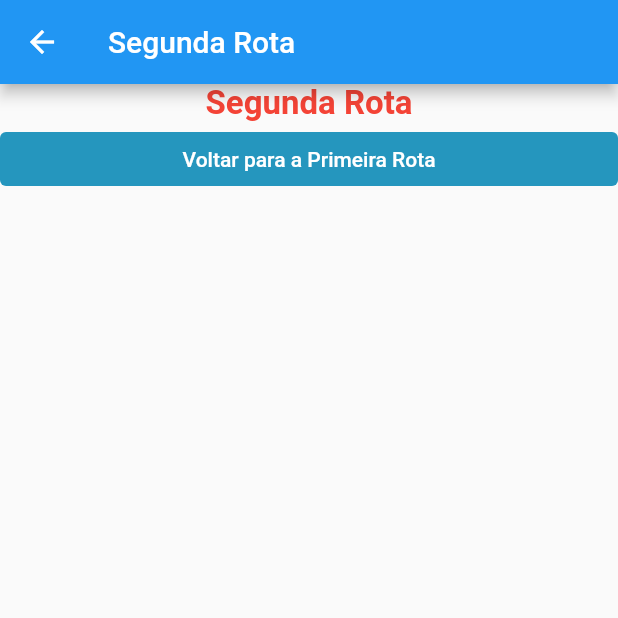
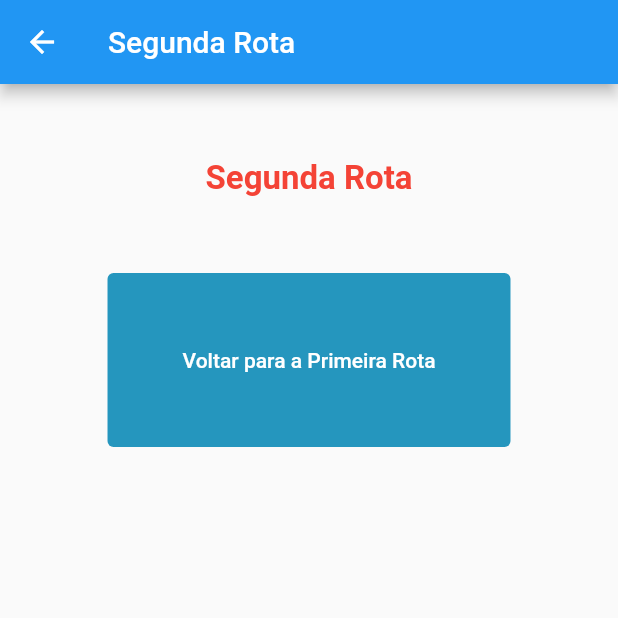
Before and after one commit to UnaGoats/project, a Flutter app: the Tela screen opened by its route, on a phone screen of 412 x 824 dp, the top half of it. Run offline on Flutter 3.47's test engine with Material 2 defaults, Android fonts, the phone set to English and light mode, and no system bars.

Commit message:
Atividade18 exercicio 3 e 4

```diff
--- a/atividade18/lib/main.dart
+++ b/atividade18/lib/main.dart
@@ -30,20 +30,29 @@ class Tela extends StatelessWidget {
       body: Center(
         child: new ListView(
           children: [
-            new Text(
+            new Container(
+              alignment: Alignment.center,
+              padding: new EdgeInsets.all(50),
+              child: new Text(
                 titulo,
                 textAlign: TextAlign.center,
                 style: TextStyle(
-                  color: Colors.red, fontSize: 22, fontWeight: FontWeight.bold),
+                    color: Colors.red,
+                    fontSize: 22,
+                    fontWeight: FontWeight.bold),
               ),
-            new TextButton(
+            ),
+            new Container(
+                alignment: Alignment.center,
+                child: new TextButton(
                   onPressed: () => Navigator.pop(context),
                   child: new Text(
                     "Voltar para a Primeira Rota",
                     style: new TextStyle(color: Colors.white),
                   ),
-              style: new ButtonStyle(backgroundColor: new MyColor()),
-            )
+                  style: new ButtonStyle(backgroundColor: new MyColor(),
+                  padding: MaterialStateProperty.all<EdgeInsets>(EdgeInsets.all(50)) ),
+                )),
           ],
         ),
       ),
@@ -83,9 +92,14 @@ class PrimeiraRota extends StatelessWidget {
               accountName: Text("Ana"),
               accountEmail: Text("ana@ana.com.br"),
               currentAccountPicture: CircleAvatar(
-                radius: 30.0,
-                backgroundImage: AssetImage('img/transferir.jfif'),
-                backgroundColor: Colors.transparent,
+                backgroundColor: Colors.white,
+                child: Text(
+                  "A",
+                  style: TextStyle(
+                    fontSize: 40.0,
+                    color: Colors.red,
+                  ),
+                ),
               ),
             ),
             ListTile(
```
Lines whose indentation alone changed are shown as unchanged.
